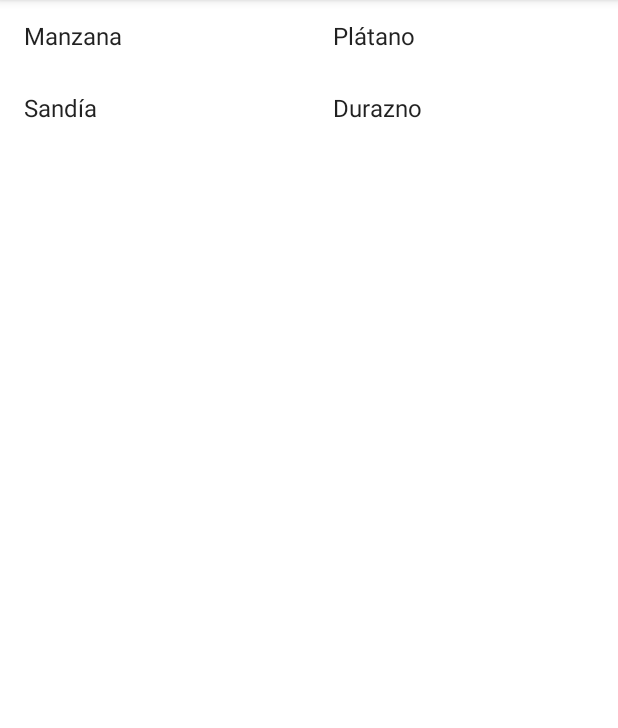
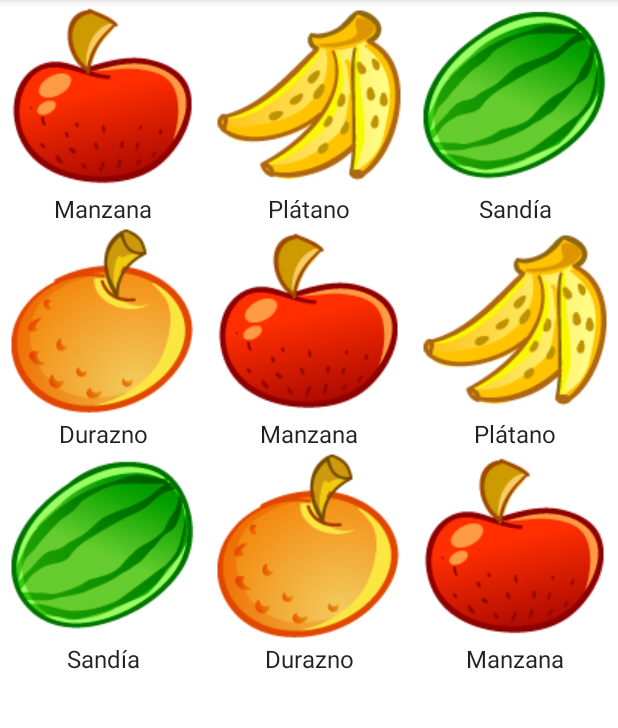
Before and after one commit to DanielH7-ctrl/A-GridView, an Android app: the screen it shows after launch (MainActivity), after a tap on "Manzana", on a phone screen of 412 x 824 dp, the part 84-812 px from its top. Run offline under Robolectric (Android 15) with nearby library versions, the phone set to English and light mode, and no system bars.

Commit message:
Adaptador personalizado

```diff
--- /dev/null
+++ b/app/src/main/java/com/example/gridview/AdaptadorCustom.kt
@@ -0,0 +1,64 @@
+package com.example.gridview
+
+import android.content.Context
+import android.view.LayoutInflater
+import android.view.View
+import android.view.ViewGroup
+import android.widget.BaseAdapter
+import android.widget.ImageView
+import android.widget.TextView
+import androidx.recyclerview.widget.RecyclerView
+
+class AdaptadorCustom(var context: Context, items:ArrayList<Fruta>): BaseAdapter() {
+
+    var items:ArrayList<Fruta>? = null
+
+    init {
+        this.items = items
+    }
+
+
+    override fun getView(position: Int, convertView: View?, parent: ViewGroup?): View {
+        var vista = convertView
+        var holder:ViewHolder? = null
+
+        if (vista == null){
+            vista = LayoutInflater.from(context).inflate(R.layout.templategrid,null)
+            holder = ViewHolder(vista)
+            vista.tag = holder
+        }else{
+            holder = vista.tag as? ViewHolder
+        }
+        val item = items?.get(position) as? Fruta
+        holder?.nombre?.text = item?.nombre
+        holder?.imagen?.setImageResource(item?.imagen!!)
+
+        return vista!!
+    }
+
+    override fun getItem(position: Int): Any {
+        return items?.get(position)!!
+    }
+
+    override fun getItemId(position: Int): Long {
+        return position.toLong()
+    }
+
+    override fun getCount(): Int {
+        return items?.count()!!
+    }
+
+    private class ViewHolder(vista:View) {
+        var nombre:TextView? = null
+        var imagen:ImageView? = null
+
+        init {
+            nombre = vista.findViewById(R.id.nombre)
+            imagen = vista.findViewById(R.id.imagen)
+        }
+
+    }
+
+
+
+}
--- /dev/null
+++ b/app/src/main/java/com/example/gridview/Fruta.kt
@@ -0,0 +1,11 @@
+package com.example.gridview
+
+class Fruta(nombre:String, imagen:Int) {
+    var nombre:String = ""
+    var imagen:Int = 0
+
+    init {
+        this.nombre = nombre
+        this.imagen = imagen
+    }
+}
--- a/app/src/main/java/com/example/gridview/MainActivity.kt
+++ b/app/src/main/java/com/example/gridview/MainActivity.kt
@@ -9,19 +9,26 @@ class MainActivity : AppCompatActivity() {
         super.onCreate(savedInstanceState)
         setContentView(R.layout.activity_main)
 
-        var frutas = ArrayList<String>()
+        var frutas = ArrayList<Fruta>()
 
-        frutas.add("Manzana")
-        frutas.add("Plátano")
-        frutas.add("Sandía")
-        frutas.add("Durazno")
+        frutas.add(Fruta("Manzana", R.drawable.manzana))
+        frutas.add(Fruta("Plátano", R.drawable.platano))
+        frutas.add(Fruta("Sandía", R.drawable.sandia))
+        frutas.add(Fruta("Durazno", R.drawable.durazno))
+        frutas.add(Fruta("Manzana", R.drawable.manzana))
+        frutas.add(Fruta("Plátano", R.drawable.platano))
+        frutas.add(Fruta("Sandía", R.drawable.sandia))
+        frutas.add(Fruta("Durazno", R.drawable.durazno))
+        frutas.add(Fruta("Manzana", R.drawable.manzana))
+
 
         var grid:GridView = findViewById(R.id.grid)
-        val adaptador = ArrayAdapter<String>(this, android.R.layout.simple_list_item_1, frutas)
+        //val adaptador = ArrayAdapter<String>(this, android.R.layout.simple_list_item_1, frutas)
+        val adaptador = AdaptadorCustom(this, frutas)
         grid.adapter = adaptador
 
         grid.onItemClickListener = AdapterView.OnItemClickListener { parent, view, position, id ->
-            Toast.makeText(this, frutas.get(position), Toast.LENGTH_SHORT).show()
+            Toast.makeText(this, frutas.get(position).nombre, Toast.LENGTH_SHORT).show()
         }
 
     }
--- a/app/src/main/res/layout/activity_main.xml
+++ b/app/src/main/res/layout/activity_main.xml
@@ -10,5 +10,5 @@
         android:id="@+id/grid"
         android:layout_width="match_parent"
         android:layout_height="match_parent"
-        android:numColumns="2" />
+        android:numColumns="3" />
 </LinearLayout>
--- /dev/null
+++ b/app/src/main/res/layout/templategrid.xml
@@ -0,0 +1,27 @@
+<?xml version="1.0" encoding="utf-8"?>
+<LinearLayout xmlns:android="http://schemas.android.com/apk/res/android"
+    xmlns:app="http://schemas.android.com/apk/res-auto"
+    android:layout_width="match_parent"
+    android:layout_height="match_parent"
+    android:orientation="vertical">
+
+    <LinearLayout
+        android:layout_width="match_parent"
+        android:layout_height="wrap_content"
+        android:orientation="vertical">
+
+        <ImageView
+            android:id="@+id/imagen"
+            android:layout_width="match_parent"
+            android:layout_height="wrap_content"
+            app:srcCompat="@drawable/durazno" />
+
+        <TextView
+            android:id="@+id/nombre"
+            style="@style/Widget.AppCompat.TextView.SpinnerItem"
+            android:layout_width="match_parent"
+            android:layout_height="wrap_content"
+            android:text="TextView"
+            android:textAlignment="center" />
+    </LinearLayout>
+</LinearLayout>
```
Also changed, not shown: app/src/main/res/drawable-v24/durazno.png (added), app/src/main/res/drawable-v24/manzana.png (added), app/src/main/res/drawable-v24/platano.png (added), app/src/main/res/drawable-v24/sandia.png (added).
